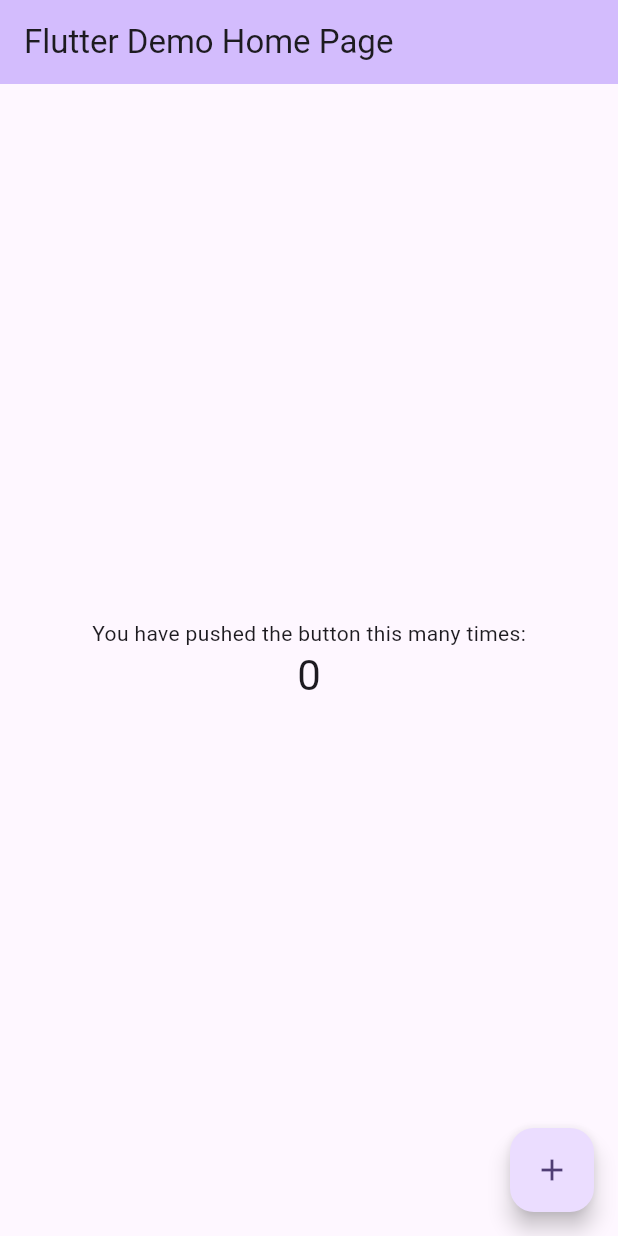
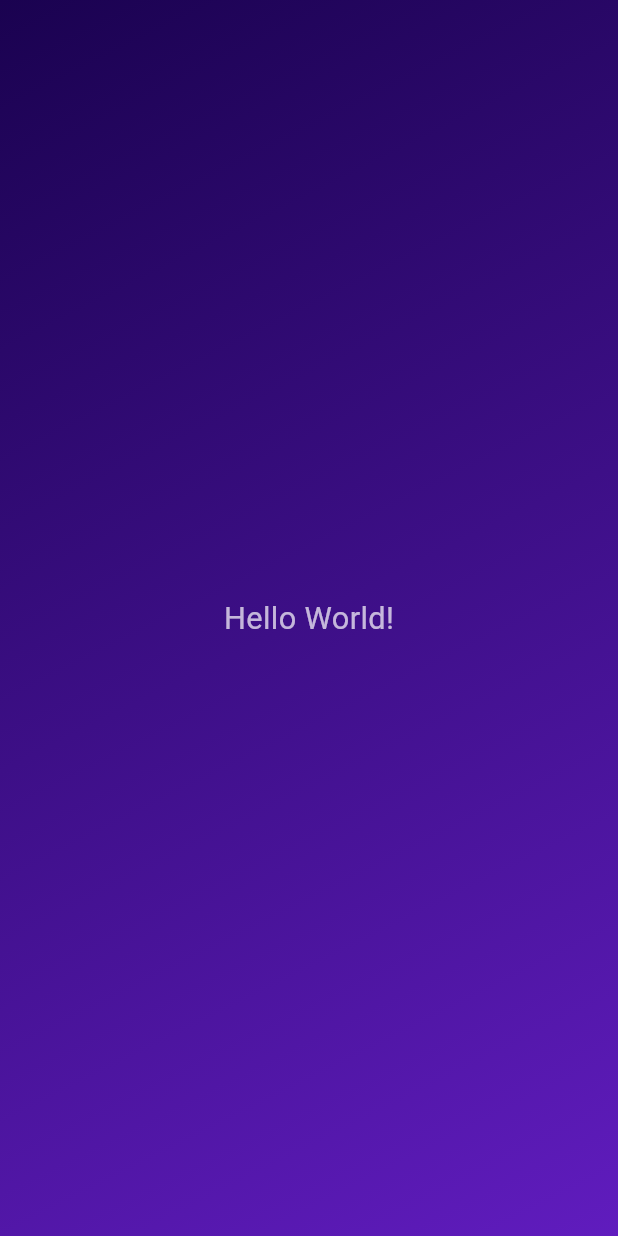
Before and after one commit to Chri-B/roll_dice_app, a Flutter app: the screen it shows after launch, on a phone screen of 412 x 824 dp. Run offline on Flutter 3.47's test engine with Material 3 defaults, Android fonts, the phone set to English and light mode, and no system bars.

Commit message:
custom widget

```diff
--- /dev/null
+++ b/lib/gradient_container.dart
@@ -0,0 +1,24 @@
+// Custom class / widget
+import 'package:flutter/material.dart';
+import 'package:prject/styled_text.dart';
+
+class GradientContainer extends StatelessWidget {
+  const GradientContainer({super.key});
+
+  @override
+  Widget build(context) {
+    return Container(
+      decoration: const BoxDecoration(
+        gradient: LinearGradient(
+          colors: [
+            Color.fromARGB(255, 26, 2, 80),
+            Color.fromARGB(255, 96, 28, 190)
+          ],
+          begin: Alignment.topLeft,
+          end: Alignment.bottomRight,
+        ),
+      ),
+      child: const Center(child: StyledText('Hello World!')),
+    );
+  }
+}
--- a/lib/main.dart
+++ b/lib/main.dart
@@ -1,125 +1,14 @@
 import 'package:flutter/material.dart';
+import 'package:prject/gradient_container.dart';
+// "const" => store value in device memory, improving performance
 
 void main() {
-  runApp(const MyApp());
+  runApp(
+    const MaterialApp(
+      home: Scaffold(
+        backgroundColor: Colors.lightBlueAccent,
+        body: GradientContainer(),
+      ),
+    ),
+  );
 }
-
-class MyApp extends StatelessWidget {
-  const MyApp({super.key});
-
-  // This widget is the root of your application.
-  @override
-  Widget build(BuildContext context) {
-    return MaterialApp(
-      title: 'Flutter Demo',
-      theme: ThemeData(
-        // This is the theme of your application.
-        //
-        // TRY THIS: Try running your application with "flutter run". You'll see
-        // the application has a purple toolbar. Then, without quitting the app,
-        // try changing the seedColor in the colorScheme below to Colors.green
-        // and then invoke "hot reload" (save your changes or press the "hot
-        // reload" button in a Flutter-supported IDE, or press "r" if you used
-        // the command line to start the app).
-        //
-        // Notice that the counter didn't reset back to zero; the application
-        // state is not lost during the reload. To reset the state, use hot
-        // restart instead.
-        //
-        // This works for code too, not just values: Most code changes can be
-        // tested with just a hot reload.
-        colorScheme: ColorScheme.fromSeed(seedColor: Colors.deepPurple),
-        useMaterial3: true,
-      ),
-      home: const MyHomePage(title: 'Flutter Demo Home Page'),
-    );
-  }
-}
-
-class MyHomePage extends StatefulWidget {
-  const MyHomePage({super.key, required this.title});
-
-  // This widget is the home page of your application. It is stateful, meaning
-  // that it has a State object (defined below) that contains fields that affect
-  // how it looks.
-
-  // This class is the configuration for the state. It holds the values (in this
-  // case the title) provided by the parent (in this case the App widget) and
-  // used by the build method of the State. Fields in a Widget subclass are
-  // always marked "final".
-
-  final String title;
-
-  @override
-  State<MyHomePage> createState() => _MyHomePageState();
-}
-
-class _MyHomePageState extends State<MyHomePage> {
-  int _counter = 0;
-
-  void _incrementCounter() {
-    setState(() {
-      // This call to setState tells the Flutter framework that something has
-      // changed in this State, which causes it to rerun the build method below
-      // so that the display can reflect the updated values. If we changed
-      // _counter without calling setState(), then the build method would not be
-      // called again, and so nothing would appear to happen.
-      _counter++;
-    });
-  }
-
-  @override
-  Widget build(BuildContext context) {
-    // This method is rerun every time setState is called, for instance as done
-    // by the _incrementCounter method above.
-    //
-    // The Flutter framework has been optimized to make rerunning build methods
-    // fast, so that you can just rebuild anything that needs updating rather
-    // than having to individually change instances of widgets.
-    return Scaffold(
-      appBar: AppBar(
-        // TRY THIS: Try changing the color here to a specific color (to
-        // Colors.amber, perhaps?) and trigger a hot reload to see the AppBar
-        // change color while the other colors stay the same.
-        backgroundColor: Theme.of(context).colorScheme.inversePrimary,
-        // Here we take the value from the MyHomePage object that was created by
-        // the App.build method, and use it to set our appbar title.
-        title: Text(widget.title),
-      ),
-      body: Center(
-        // Center is a layout widget. It takes a single child and positions it
-        // in the middle of the parent.
-        child: Column(
-          // Column is also a layout widget. It takes a list of children and
-          // arranges them vertically. By default, it sizes itself to fit its
-          // children horizontally, and tries to be as tall as its parent.
-          //
-          // Column has various properties to control how it sizes itself and
-          // how it positions its children. Here we use mainAxisAlignment to
-          // center the children vertically; the main axis here is the vertical
-          // axis because Columns are vertical (the cross axis would be
-          // horizontal).
-          //
-          // TRY THIS: Invoke "debug painting" (choose the "Toggle Debug Paint"
-          // action in the IDE, or press "p" in the console), to see the
-          // wireframe for each widget.
-          mainAxisAlignment: MainAxisAlignment.center,
-          children: <Widget>[
-            const Text(
-              'You have pushed the button this many times:',
-            ),
-            Text(
-              '$_counter',
-              style: Theme.of(context).textTheme.headlineMedium,
-            ),
-          ],
-        ),
-      ),
-      floatingActionButton: FloatingActionButton(
-        onPressed: _incrementCounter,
-        tooltip: 'Increment',
-        child: const Icon(Icons.add),
-      ), // This trailing comma makes auto-formatting nicer for build methods.
-    );
-  }
-}
--- /dev/null
+++ b/lib/styled_text.dart
@@ -0,0 +1,18 @@
+import "package:flutter/material.dart";
+
+class StyledText extends StatelessWidget {
+  const StyledText(this.text, {super.key});
+
+  final String text;
+
+  @override
+  Widget build(context) {
+    return Text(
+      text,
+      style: const TextStyle(
+        color: Colors.white70,
+        fontSize: 20.5,
+      ),
+    );
+  }
+}
```
